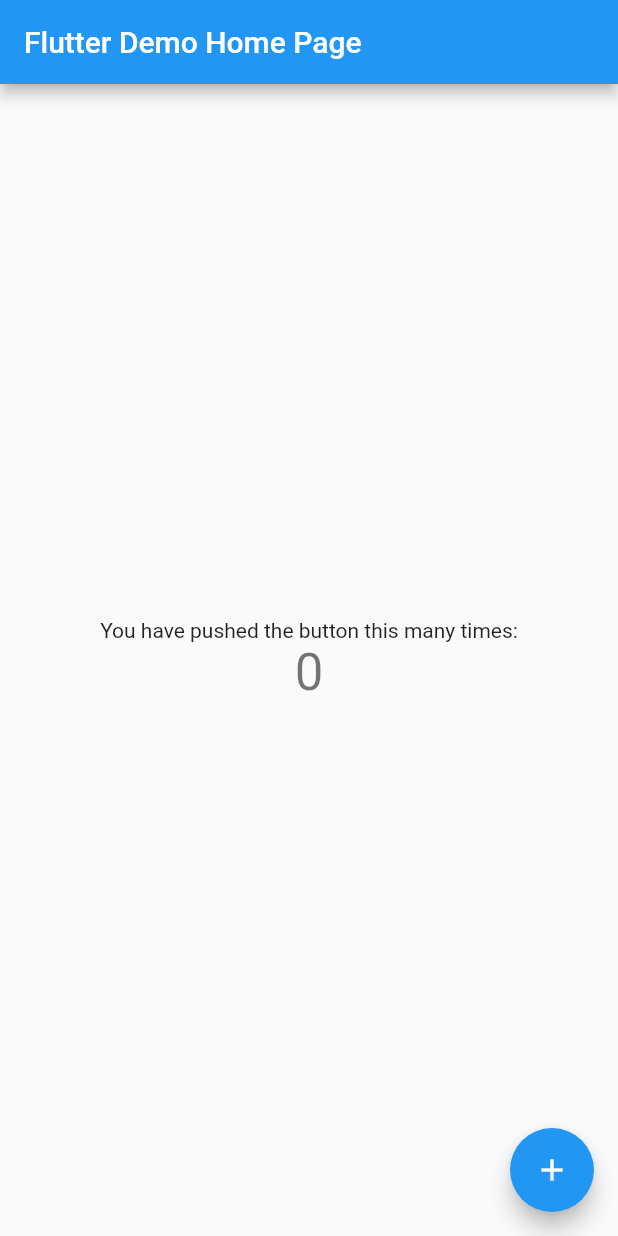
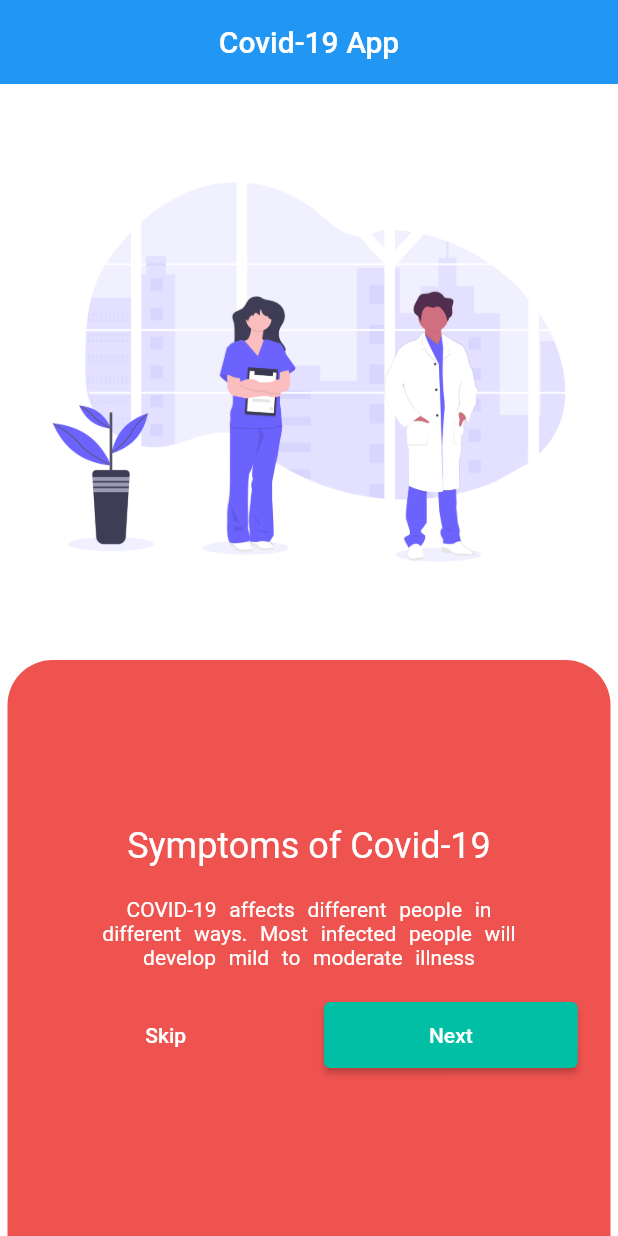
Before and after one commit to VBT-FlutterCamp/Ruchan_Adiguzel_Covid-App, a Flutter app: the screen it shows after launch, on a phone screen of 412 x 824 dp. Run offline on Flutter 3.47's test engine with Material 2 defaults, Android fonts, the phone set to English and light mode, and no system bars.

Commit message:
Views is done
Views is done but logic not working right now.

```diff
--- /dev/null
+++ b/covid_app/lib/AppConstants/app_constants.dart
@@ -0,0 +1,24 @@
+import 'package:flutter/material.dart';
+
+class AppConstants {
+  //STRING CONSTANTS BEGIN
+  static String symtomps_label = "Symptoms of Covid-19";
+  static String symtomps =
+      "COVID-19 affects different people in different ways. Most infected people will develop mild to moderate illness";
+  static String nextText = "Next";
+  static String skipText = "Skip";
+  static String CovidInfo_Label = "Covid-19 Information";
+  static String covid_Info =
+      "Most people who fall sick with COVID-19 will experience mild to moderate";
+  static String StayHomeLabel = "Just Stay at Home";
+  static String StayHome_Info =
+      "Stay at home to self quarantine ourself from Covid-19, hopefully everything gonna be fine soon";
+//END OF STRING CONSTANTS
+
+//COLOR CONSTANTS BEGIN
+  static Color? greenish = Colors.tealAccent[700];
+  // static Color? background = Colors.blueGrey[700];
+  static Color? background = Colors.white;
+
+//END OF COLOR CONSTANTS
+}
--- /dev/null
+++ b/covid_app/lib/Views/splash_screen.dart
@@ -0,0 +1,55 @@
+import 'package:covid_app/AppConstants/app_constants.dart';
+import 'package:covid_app/Views/view_first.dart';
+import 'package:covid_app/Views/view_second.dart';
+import 'package:covid_app/Views/view_third.dart';
+import 'package:covid_app/widgets/label_text_widget.dart';
+import 'package:covid_app/widgets/label_under_content_widget.dart';
+import 'package:covid_app/widgets/wide_elevated_btn.dart';
+import 'package:covid_app/widgets/wide_text_button.dart';
+import 'package:flutter/material.dart';
+
+class SplashScreen extends StatefulWidget {
+  SplashScreen({Key? key}) : super(key: key);
+
+  @override
+  State<SplashScreen> createState() => _SplashScreenState();
+}
+
+class _SplashScreenState extends State<SplashScreen> {
+  final double borderRadiusValue = 30;
+
+  final BoxDecoration _decoration = BoxDecoration(
+      borderRadius: const BorderRadius.only(
+          topLeft: Radius.circular(30), topRight: Radius.circular(30)),
+      color: Colors.deepOrange[600]);
+
+  var _pageContr = PageController();
+
+  int currentIndex = 0;
+
+  var listOfViews = [ViewFirst(), ViewSecond(), ViewThird()];
+
+  @override
+  Widget build(BuildContext context) {
+    return Scaffold(
+      backgroundColor: AppConstants.background,
+      body: PageViewBuilder(),
+    );
+  }
+
+  PageView PageViewBuilder() {
+    return PageView.builder(
+      itemCount: listOfViews.length,
+      onPageChanged: (value) {
+        setState(() {
+          currentIndex = value;
+        });
+        currentIndex = value;
+      },
+      itemBuilder: (context, index) {
+        return listOfViews[index];
+      },
+      controller: _pageContr,
+    );
+  }
+}
--- /dev/null
+++ b/covid_app/lib/Views/view_first.dart
@@ -0,0 +1,51 @@
+import 'package:covid_app/AppConstants/app_constants.dart';
+import 'package:covid_app/widgets/label_text_widget.dart';
+import 'package:covid_app/widgets/label_under_content_widget.dart';
+import 'package:covid_app/widgets/wide_elevated_btn.dart';
+import 'package:covid_app/widgets/wide_text_button.dart';
+import 'package:flutter/material.dart';
+
+class ViewFirst extends StatelessWidget {
+  ViewFirst({Key? key}) : super(key: key);
+  final BoxDecoration _decoration = BoxDecoration(
+      borderRadius: BorderRadius.only(
+          topLeft: Radius.circular(30), topRight: Radius.circular(30)),
+      color: Colors.red[400]);
+
+  @override
+  Widget build(BuildContext context) {
+    return Column(
+      mainAxisAlignment: MainAxisAlignment.end,
+      children: [
+        Expanded(flex: 4, child: Image.asset("assets/images/img_1.png")),
+        // Spacer(flex: 5),
+        Expanded(
+          flex: 4,
+          child: Container(
+            margin: EdgeInsets.symmetric(horizontal: 5),
+            decoration: _decoration,
+            child: Column(
+              mainAxisAlignment: MainAxisAlignment.center,
+              children: [
+                LabelTextWidget(labelText: AppConstants.symtomps_label),
+                LabelUnderContent(contentText: AppConstants.symtomps),
+                Container(
+                  margin: EdgeInsets.only(bottom: 50),
+                  child: Row(
+                    mainAxisAlignment: MainAxisAlignment.spaceEvenly,
+                    children: [
+                      WideTextBTN(contentOfButton: AppConstants.skipText),
+                      WideElevatedBTN(
+                        contentTextOfBtn: AppConstants.nextText,
+                      )
+                    ],
+                  ),
+                )
+              ],
+            ),
+          ),
+        )
+      ],
+    );
+  }
+}
--- a/covid_app/lib/main.dart
+++ b/covid_app/lib/main.dart
@@ -1,115 +1,20 @@
+import 'package:covid_app/Views/splash_screen.dart';
 import 'package:flutter/material.dart';
 
-void main() {
-  runApp(const MyApp());
-}
+void main() => runApp(MyApp());
 
 class MyApp extends StatelessWidget {
-  const MyApp({Key? key}) : super(key: key);
-
-  // This widget is the root of your application.
   @override
   Widget build(BuildContext context) {
     return MaterialApp(
-      title: 'Flutter Demo',
-      theme: ThemeData(
-        // This is the theme of your application.
-        //
-        // Try running your application with "flutter run". You'll see the
-        // application has a blue toolbar. Then, without quitting the app, try
-        // changing the primarySwatch below to Colors.green and then invoke
-        // "hot reload" (press "r" in the console where you ran "flutter run",
-        // or simply save your changes to "hot reload" in a Flutter IDE).
-        // Notice that the counter didn't reset back to zero; the application
-        // is not restarted.
-        primarySwatch: Colors.blue,
-      ),
-      home: const MyHomePage(title: 'Flutter Demo Home Page'),
+      title: 'Material App',
+      home: Scaffold(
+          appBar: AppBar(
+            centerTitle: true,
+            title: Text('Covid-19 App'),
+            elevation: 0,
+          ),
+          body: SplashScreen()),
     );
   }
 }
-
-class MyHomePage extends StatefulWidget {
-  const MyHomePage({Key? key, required this.title}) : super(key: key);
-
-  // This widget is the home page of your application. It is stateful, meaning
-  // that it has a State object (defined below) that contains fields that affect
-  // how it looks.
-
-  // This class is the configuration for the state. It holds the values (in this
-  // case the title) provided by the parent (in this case the App widget) and
-  // used by the build method of the State. Fields in a Widget subclass are
-  // always marked "final".
-
-  final String title;
-
-  @override
-  State<MyHomePage> createState() => _MyHomePageState();
-}
-
-class _MyHomePageState extends State<MyHomePage> {
-  int _counter = 0;
-
-  void _incrementCounter() {
-    setState(() {
-      // This call to setState tells the Flutter framework that something has
-      // changed in this State, which causes it to rerun the build method below
-      // so that the display can reflect the updated values. If we changed
-      // _counter without calling setState(), then the build method would not be
-      // called again, and so nothing would appear to happen.
-      _counter++;
-    });
-  }
-
-  @override
-  Widget build(BuildContext context) {
-    // This method is rerun every time setState is called, for instance as done
-    // by the _incrementCounter method above.
-    //
-    // The Flutter framework has been optimized to make rerunning build methods
-    // fast, so that you can just rebuild anything that needs updating rather
-    // than having to individually change instances of widgets.
-    return Scaffold(
-      appBar: AppBar(
-        // Here we take the value from the MyHomePage object that was created by
-        // the App.build method, and use it to set our appbar title.
-        title: Text(widget.title),
-      ),
-      body: Center(
-        // Center is a layout widget. It takes a single child and positions it
-        // in the middle of the parent.
-        child: Column(
-          // Column is also a layout widget. It takes a list of children and
-          // arranges them vertically. By default, it sizes itself to fit its
-          // children horizontally, and tries to be as tall as its parent.
-          //
-          // Invoke "debug painting" (press "p" in the console, choose the
-          // "Toggle Debug Paint" action from the Flutter Inspector in Android
-          // Studio, or the "Toggle Debug Paint" command in Visual Studio Code)
-          // to see the wireframe for each widget.
-          //
-          // Column has various properties to control how it sizes itself and
-          // how it positions its children. Here we use mainAxisAlignment to
-          // center the children vertically; the main axis here is the vertical
-          // axis because Columns are vertical (the cross axis would be
-          // horizontal).
-          mainAxisAlignment: MainAxisAlignment.center,
-          children: <Widget>[
-            const Text(
-              'You have pushed the button this many times:',
-            ),
-            Text(
-              '$_counter',
-              style: Theme.of(context).textTheme.headline4,
-            ),
-          ],
-        ),
-      ),
-      floatingActionButton: FloatingActionButton(
-        onPressed: _incrementCounter,
-        tooltip: 'Increment',
-        child: const Icon(Icons.add),
-      ), // This trailing comma makes auto-formatting nicer for build methods.
-    );
-  }
-}
--- /dev/null
+++ b/covid_app/lib/widgets/label_text_widget.dart
@@ -0,0 +1,23 @@
+import 'package:covid_app/AppConstants/app_constants.dart';
+import 'package:flutter/material.dart';
+
+class LabelTextWidget extends StatelessWidget {
+  final String labelText;
+  const LabelTextWidget({Key? key, required this.labelText}) : super(key: key);
+
+  @override
+  Widget build(BuildContext context) {
+    return Container(
+      margin: EdgeInsets.only(top: 50),
+      child: Center(
+        child: Text(
+          labelText,
+          style: Theme.of(context)
+              .textTheme
+              .headline5!
+              .copyWith(color: Colors.white),
+        ),
+      ),
+    );
+  }
+}
--- /dev/null
+++ b/covid_app/lib/widgets/label_under_content_widget.dart
@@ -0,0 +1,24 @@
+import 'package:flutter/material.dart';
+
+class LabelUnderContent extends StatelessWidget {
+  final String contentText;
+  const LabelUnderContent({Key? key, required this.contentText})
+      : super(key: key);
+
+  @override
+  Widget build(BuildContext context) {
+    return Container(
+      margin: EdgeInsets.symmetric(vertical: 20, horizontal: 50),
+      child: Center(
+        child: Text(
+          contentText,
+          style: Theme.of(context).textTheme.bodyText2!.copyWith(
+                color: Colors.white,
+                wordSpacing: 5,
+              ),
+          textAlign: TextAlign.center,
+        ),
+      ),
+    );
+  }
+}
--- /dev/null
+++ b/covid_app/lib/widgets/wide_elevated_btn.dart
@@ -0,0 +1,27 @@
+import 'package:covid_app/AppConstants/app_constants.dart';
+import 'package:flutter/material.dart';
+
+class WideElevatedBTN extends StatefulWidget {
+  WideElevatedBTN({Key? key, required this.contentTextOfBtn}) : super(key: key);
+  final String contentTextOfBtn;
+
+  @override
+  State<WideElevatedBTN> createState() => _WideElevatedBTNState();
+}
+
+class _WideElevatedBTNState extends State<WideElevatedBTN> {
+  @override
+  Widget build(BuildContext context) {
+    return Container(
+      child: ElevatedButton(
+        onPressed: () {},
+        child: Text(widget.contentTextOfBtn),
+        style: ButtonStyle(
+            padding: MaterialStateProperty.all<EdgeInsets>(
+                EdgeInsets.symmetric(horizontal: 70, vertical: 14)),
+            backgroundColor:
+                MaterialStateProperty.all<Color>(AppConstants.greenish!)),
+      ),
+    );
+  }
+}
--- /dev/null
+++ b/covid_app/lib/widgets/wide_text_button.dart
@@ -0,0 +1,23 @@
+import 'package:flutter/material.dart';
+
+class WideTextBTN extends StatelessWidget {
+  const WideTextBTN({Key? key, required this.contentOfButton})
+      : super(key: key);
+  final String contentOfButton;
+  final Color? textColor = Colors.white;
+
+  @override
+  Widget build(BuildContext context) {
+    return TextButton(
+      onPressed: () {},
+      child: Text(
+        contentOfButton,
+        style: TextStyle(color: Colors.white),
+      ),
+      style: ButtonStyle(
+        padding: MaterialStateProperty.all<EdgeInsets>(
+            EdgeInsets.symmetric(horizontal: 70, vertical: 14)),
+      ),
+    );
+  }
+}
--- a/covid_app/pubspec.yaml
+++ b/covid_app/pubspec.yaml
@@ -58,9 +58,8 @@ flutter:
   uses-material-design: true
 
   # To add assets to your application, add an assets section, like this:
-  # assets:
-  #   - images/a_dot_burr.jpeg
-  #   - images/a_dot_ham.jpeg
+  assets:
+    - assets/images/
 
   # An image asset can refer to one or more resolution-specific "variants", see
   # https://flutter.dev/assets-and-images/#resolution-aware.
```
Also changed, not shown: covid_app/lib/Views/view_second.dart (added, +49 -0 lines), covid_app/lib/Views/view_third.dart (added, +52 -0 lines), covid_app/assets/images/img_1.png (added), covid_app/assets/images/img_2.png (added), covid_app/assets/images/img_3.png (added), 3 other files.
